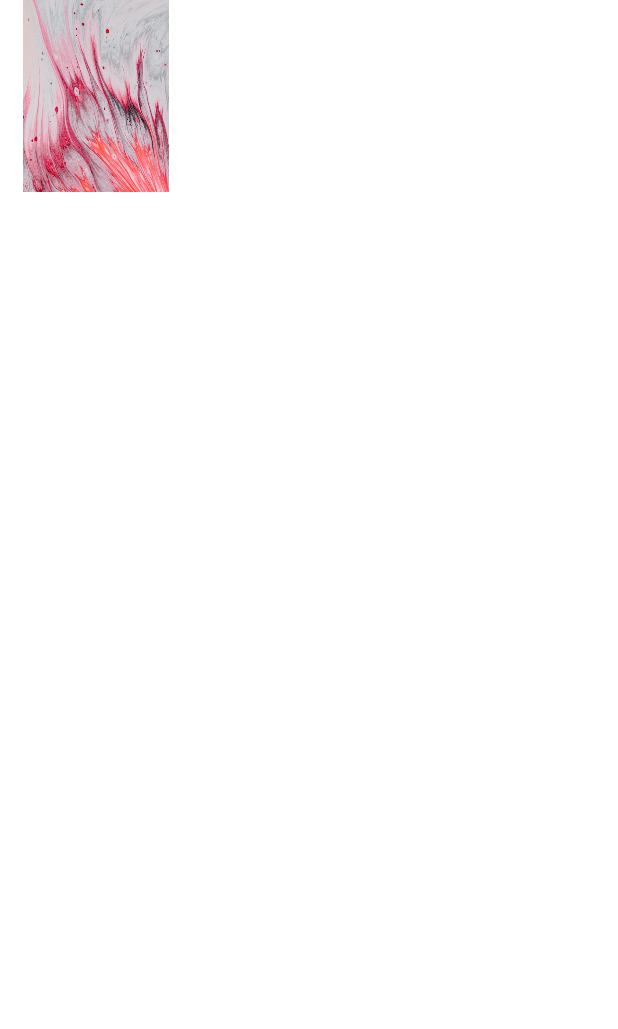
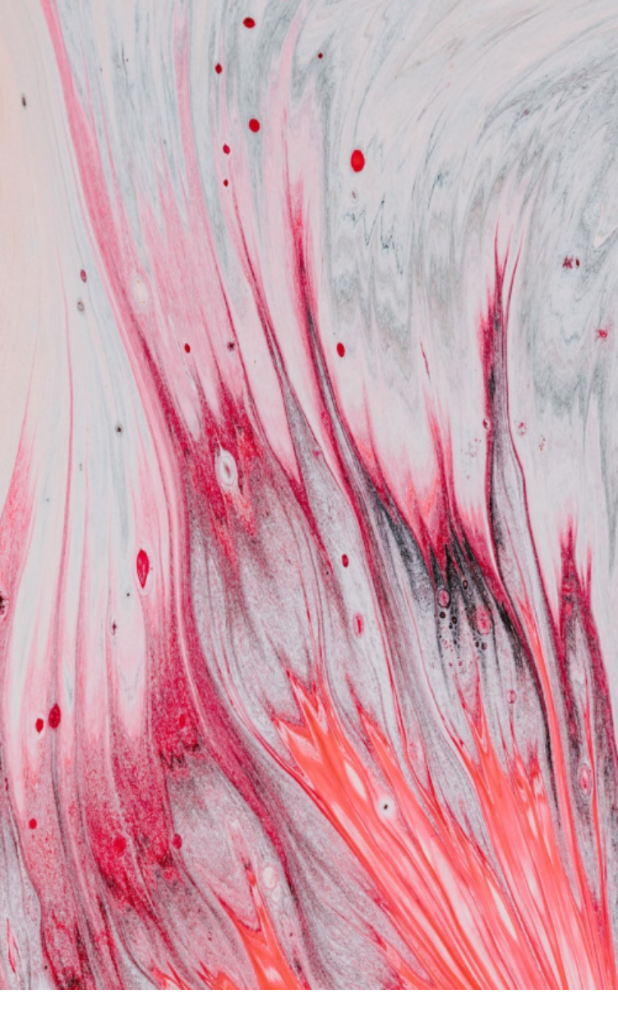
Before and after one commit to Jacquigee/PictorialApp, an Android app built with Jetpack Compose: the @Preview function BrowsePreview, on a phone screen of 412 x 824 dp. Shown: the top 1029 px of the screen. Run offline under Robolectric (Android 15) with nearby library versions, the phone set to English and light mode, and no system bars.

```diff
--- a/app/src/main/java/com/example/pictorialapp/ui/components/BrowseImage.kt
+++ b/app/src/main/java/com/example/pictorialapp/ui/components/BrowseImage.kt
@@ -2,12 +2,11 @@ package com.example.pictorialapp.ui.components
 
 import androidx.compose.foundation.Image
 import androidx.compose.foundation.layout.Column
-import androidx.compose.foundation.layout.size
 import androidx.compose.runtime.Composable
 import androidx.compose.ui.Modifier
+import androidx.compose.ui.layout.ContentScale
 import androidx.compose.ui.res.painterResource
 import androidx.compose.ui.tooling.preview.Preview
-import androidx.compose.ui.unit.dp
 import com.example.pictorialapp.models.Images
 import com.example.pictorialapp.models.photos
 
@@ -21,12 +20,14 @@ import com.example.pictorialapp.models.photos
  */
 
 @Composable
-fun BrowseImage(modifier: Modifier = Modifier, images: Images) {
+fun BrowseImage(modifier: Modifier = Modifier, images: Images, header: String) {
     Column(modifier = modifier) {
         Image(
-            modifier = Modifier.size(128.dp),
+            modifier = Modifier,
             painter = painterResource(id = images.image),
-            contentDescription = "Image" )
+            contentDescription = "Image",
+            contentScale = ContentScale.FillBounds
+        )
     }
 }
 
@@ -34,5 +35,5 @@ fun BrowseImage(modifier: Modifier = Modifier, images: Images) {
 @Preview(showBackground = true, showSystemUi = true)
 @Composable
 fun BrowsePreview() {
-    BrowseImage(images = photos.first())
+    BrowseImage(images = photos.first(), header = "Browse All")
 }
```
Also changed, not shown: app/src/main/java/com/example/pictorialapp/ui/screens/DiscoverScreen.kt (+6 -2 lines).
